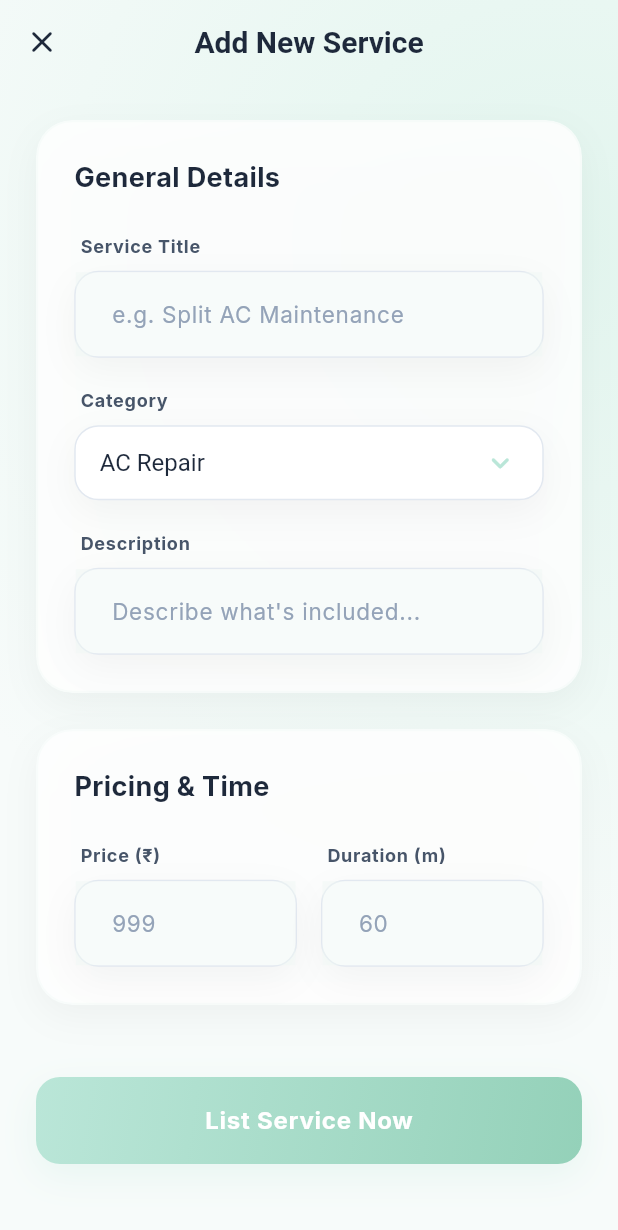
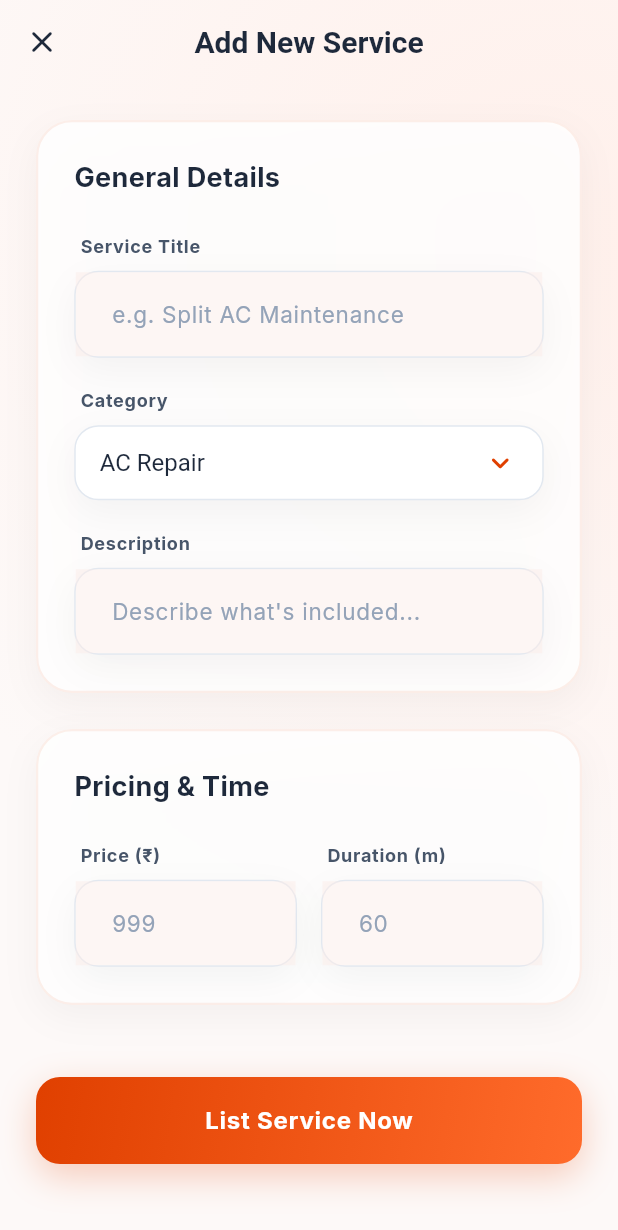
Before and after one commit to endlesspath18-creator/Project-App, a Flutter app: the AddServiceScreen screen opened by its route, on a phone screen of 412 x 824 dp. Shown: the top 1230 px of the screen. Run offline on Flutter 3.47's test engine with Material 3 defaults, Android fonts, the phone set to English and light mode, and no system bars; our stand-ins replace animate_do, firebase_core, flutter_secure_storage, google_fonts; missing offline and left inert: razorpay_flutter; accounts and stored records are empty.

Commit message:
style: Update app theme to vibrant orange-red #E04000

```diff
--- a/mobile_app/lib/core/design_system.dart
+++ b/mobile_app/lib/core/design_system.dart
@@ -2,15 +2,15 @@ import 'package:flutter/material.dart';
 
 class AppColors {
   // Brand Color
-  static const Color primary = Color(0xFFBAE6D8);
-  static const Color primaryLight = Color(0xFFE2F5EE);
-  static const Color primaryDark = Color(0xFF8BBFA9);
-  static const Color primaryContainer = Color(0xFFE2F5EE);
+  static const Color primary = Color(0xFFE04000);
+  static const Color primaryLight = Color(0xFFFFF0EB);
+  static const Color primaryDark = Color(0xFFB33300);
+  static const Color primaryContainer = Color(0xFFFFF0EB);
 
   // Base Colors
-  static const Color background = Color(0xFFF7FBFA);
+  static const Color background = Color(0xFFFDF9F8);
   static const Color surface = Colors.white;
-  static const Color surfaceVariant = Color(0xFFEFF7F4);
+  static const Color surfaceVariant = Color(0xFFFBECE8);
 
   // Text Colors
   static const Color textPrimary = Color(0xFF1E293B);
@@ -19,9 +19,9 @@ class AppColors {
 
   // Interaction Colors
   static const Color secondary = Color(0xFF475569);
-  static const Color tertiary = Color(0xFF0D9488);
-  static const Color error = Color(0xFFE11D48);
-  static const Color warning = Color(0xFFD97706);
+  static const Color tertiary = Color(0xFFC2410C);
+  static const Color error = Color(0xFFDC2626);
+  static const Color warning = Color(0xFFEA580C);
 
   // Grays / Borders
   static const Color border = Color(0xFFE2E8F0);
@@ -29,7 +29,7 @@ class AppColors {
 
   // Utility
   static const Color glassBackground = Color.fromRGBO(255, 255, 255, 0.85);
-  static const Color glassBorder = Color.fromRGBO(186, 230, 216, 0.2);
+  static const Color glassBorder = Color.fromRGBO(224, 64, 0, 0.15);
 }
 
 class AppGradients {
@@ -37,8 +37,8 @@ class AppGradients {
     begin: Alignment.topLeft,
     end: Alignment.bottomRight,
     colors: [
-      Color(0xFFBAE6D8),
-      Color(0xFF94D1B9),
+      Color(0xFFE04000),
+      Color(0xFFFF6B2B),
     ],
   );
 
@@ -46,8 +46,8 @@ class AppGradients {
     begin: Alignment.topCenter,
     end: Alignment.bottomCenter,
     colors: [
-      Color(0xFFF7FBFA),
-      Color(0xFFEFF7F4),
+      Color(0xFFFDF9F8),
+      Color(0xFFFBECE8),
     ],
   );
 
@@ -55,8 +55,8 @@ class AppGradients {
     center: Alignment(0.8, -0.6),
     radius: 1.2,
     colors: [
-      Color(0xFFE2F5EE),
-      Color(0xFFF7FBFA),
+      Color(0xFFFFF0EB),
+      Color(0xFFFDF9F8),
     ],
   );
 }
@@ -69,7 +69,7 @@ class AppShadows {
   );
 
   static const BoxShadow card = BoxShadow(
-    color: Color.fromRGBO(186, 230, 216, 0.1),
+    color: Color.fromRGBO(224, 64, 0, 0.08),
     blurRadius: 30,
     offset: Offset(0, 8),
   );
```
